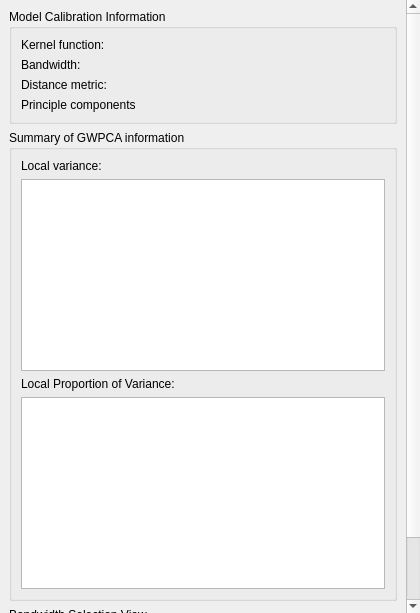
Old version of the form src/PropertyPanelTabs/gwmpropertygwpcatab.ui in the repository GWmodel-Lab/GWmodelS.
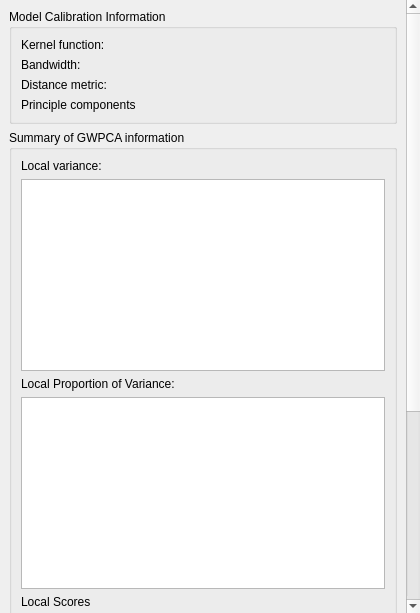
New version of the form.

Commit message: add property of local scores

Patch:
```diff
--- a/src/PropertyPanelTabs/gwmpropertygwpcatab.ui
+++ b/src/PropertyPanelTabs/gwmpropertygwpcatab.ui
@@ -47,9 +47,9 @@
       <property name="geometry">
        <rect>
         <x>0</x>
-        <y>-63</y>
+        <y>-280</y>
         <width>403</width>
-        <height>676</height>
+        <height>893</height>
        </rect>
       </property>
       <layout class="QVBoxLayout" name="verticalLayout">
@@ -188,6 +188,23 @@
             </property>
            </widget>
           </item>
+          <item row="5" column="0">
+           <widget class="QTableWidget" name="tbwScores">
+            <property name="sizePolicy">
+             <sizepolicy hsizetype="Expanding" vsizetype="Fixed">
+              <horstretch>0</horstretch>
+              <verstretch>0</verstretch>
+             </sizepolicy>
+            </property>
+           </widget>
+          </item>
+          <item row="4" column="0">
+           <widget class="QLabel" name="label_5">
+            <property name="text">
+             <string>Local Scores</string>
+            </property>
+           </widget>
+          </item>
          </layout>
         </widget>
        </item>
```
Left out of the diff: 14 changed lines with no effect on the pictures. The commit also changes 1 other file.
